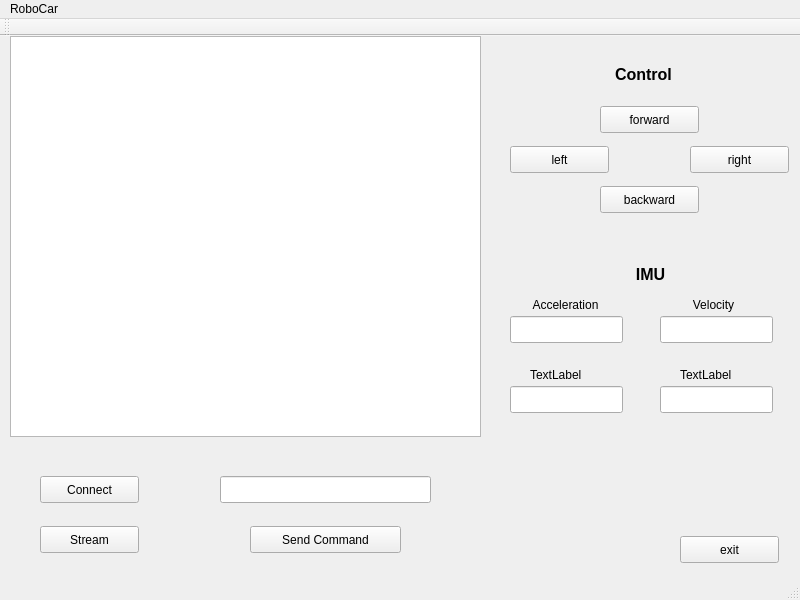
Old version of the form software/gui/src/mainwindow.ui in the repository bierschi/robo_car.
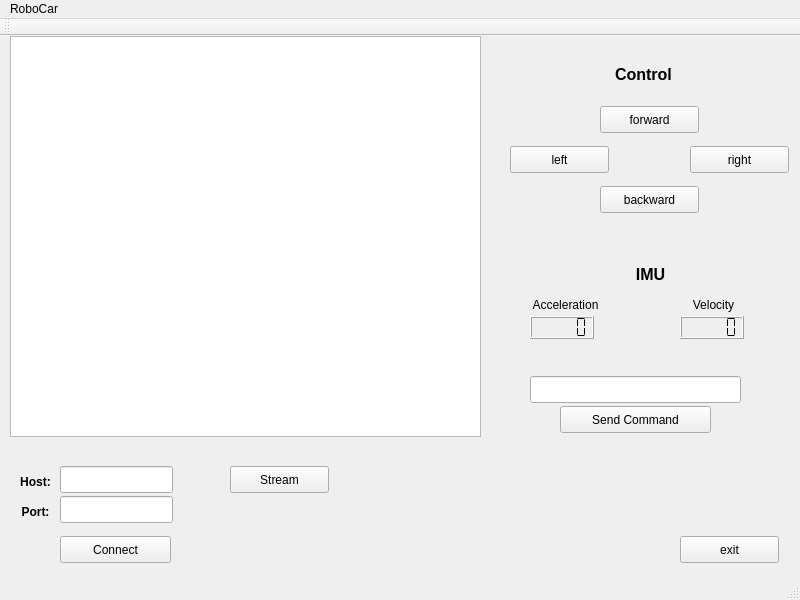
New version of the form.

What changed in the file:
```diff
--- a/software/gui/src/mainwindow.ui
+++ b/software/gui/src/mainwindow.ui
@@ -101,17 +101,7 @@
      </rect>
     </property>
    </widget>
-   <widget class="QLineEdit" name="acceleration_le">
-    <property name="geometry">
-     <rect>
-      <x>510</x>
-      <y>280</y>
-      <width>113</width>
-      <height>27</height>
-     </rect>
-    </property>
-   </widget>
-   <widget class="QLabel" name="imu">
+   <widget class="QLabel" name="imu_l">
     <property name="geometry">
      <rect>
       <x>630</x>
@@ -192,68 +182,12 @@
      <set>Qt::AlignCenter</set>
     </property>
    </widget>
-   <widget class="QLabel" name="label_4">
+   <widget class="QPushButton" name="connect_pb">
     <property name="geometry">
      <rect>
-      <x>530</x>
-      <y>330</y>
-      <width>67</width>
-      <height>17</height>
-     </rect>
-    </property>
-    <property name="text">
-     <string>TextLabel</string>
-    </property>
-   </widget>
-   <widget class="QLabel" name="label_5">
-    <property name="geometry">
-     <rect>
-      <x>680</x>
-      <y>330</y>
-      <width>67</width>
-      <height>17</height>
-     </rect>
-    </property>
-    <property name="text">
-     <string>TextLabel</string>
-    </property>
-   </widget>
-   <widget class="QLineEdit" name="lineEdit_2">
-    <property name="geometry">
-     <rect>
-      <x>510</x>
-      <y>350</y>
-      <width>113</width>
-      <height>27</height>
-     </rect>
-    </property>
-   </widget>
-   <widget class="QLineEdit" name="lineEdit_3">
-    <property name="geometry">
-     <rect>
-      <x>660</x>
-      <y>350</y>
-      <width>113</width>
-      <height>27</height>
-     </rect>
-    </property>
-   </widget>
-   <widget class="QLineEdit" name="velocity_le">
-    <property name="geometry">
-     <rect>
-      <x>660</x>
-      <y>280</y>
-      <width>113</width>
-      <height>27</height>
-     </rect>
-    </property>
-   </widget>
-   <widget class="QPushButton" name="connect">
-    <property name="geometry">
-     <rect>
-      <x>40</x>
-      <y>440</y>
-      <width>99</width>
+      <x>60</x>
+      <y>500</y>
+      <width>111</width>
       <height>27</height>
      </rect>
     </property>
@@ -264,8 +198,8 @@
    <widget class="QPushButton" name="stream">
     <property name="geometry">
      <rect>
-      <x>40</x>
-      <y>490</y>
+      <x>230</x>
+      <y>430</y>
       <width>99</width>
       <height>27</height>
      </rect>
@@ -277,8 +211,8 @@
    <widget class="QLineEdit" name="lineEdit_5">
     <property name="geometry">
      <rect>
-      <x>220</x>
-      <y>440</y>
+      <x>530</x>
+      <y>340</y>
       <width>211</width>
       <height>27</height>
      </rect>
@@ -287,8 +221,8 @@
    <widget class="QPushButton" name="send_command">
     <property name="geometry">
      <rect>
-      <x>250</x>
-      <y>490</y>
+      <x>560</x>
+      <y>370</y>
       <width>151</width>
       <height>27</height>
      </rect>
@@ -297,6 +231,105 @@
      <string>Send Command</string>
     </property>
    </widget>
+   <widget class="QLCDNumber" name="acceleration_lcd">
+    <property name="geometry">
+     <rect>
+      <x>530</x>
+      <y>280</y>
+      <width>64</width>
+      <height>23</height>
+     </rect>
+    </property>
+    <property name="frameShape">
+     <enum>QFrame::Box</enum>
+    </property>
+    <property name="smallDecimalPoint">
+     <bool>false</bool>
+    </property>
+    <property name="mode">
+     <enum>QLCDNumber::Dec</enum>
+    </property>
+    <property name="segmentStyle">
+     <enum>QLCDNumber::Flat</enum>
+    </property>
+   </widget>
+   <widget class="QLCDNumber" name="velocity_lcd">
+    <property name="geometry">
+     <rect>
+      <x>680</x>
+      <y>280</y>
+      <width>64</width>
+      <height>23</height>
+     </rect>
+    </property>
+    <property name="segmentStyle">
+     <enum>QLCDNumber::Flat</enum>
+    </property>
+   </widget>
+   <widget class="QLineEdit" name="host_le">
+    <property name="geometry">
+     <rect>
+      <x>60</x>
+      <y>430</y>
+      <width>113</width>
+      <height>27</height>
+     </rect>
+    </property>
+   </widget>
+   <widget class="QLabel" name="host_l">
+    <property name="geometry">
+     <rect>
+      <x>10</x>
+      <y>430</y>
+      <width>51</width>
+      <height>31</height>
+     </rect>
+    </property>
+    <property name="font">
+     <font>
+      <weight>75</weight>
+      <bold>true</bold>
+     </font>
+    </property>
+    <property name="text">
+     <string>Host:</string>
+    </property>
+    <property name="alignment">
+     <set>Qt::AlignCenter</set>
+    </property>
+   </widget>
+   <widget class="QLabel" name="port_l">
+    <property name="geometry">
+     <rect>
+      <x>10</x>
+      <y>460</y>
+      <width>51</width>
+      <height>31</height>
+     </rect>
+    </property>
+    <property name="font">
+     <font>
+      <weight>75</weight>
+      <bold>true</bold>
+     </font>
+    </property>
+    <property name="text">
+     <string>Port:</string>
+    </property>
+    <property name="alignment">
+     <set>Qt::AlignCenter</set>
+    </property>
+   </widget>
+   <widget class="QLineEdit" name="port_le">
+    <property name="geometry">
+     <rect>
+      <x>60</x>
+      <y>460</y>
+      <width>113</width>
+      <height>27</height>
+     </rect>
+    </property>
+   </widget>
   </widget>
   <widget class="QMenuBar" name="menuBar">
    <property name="geometry">
```
Left out of the diff: 42 changed lines with no effect on the pictures.
